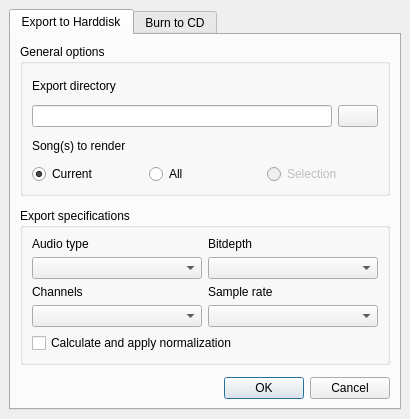
The window that src/traverso/ui/ExportWidget.ui (ErwanLegrand/Traverso-DAW) describes before a commit, drawn with Qt 5.
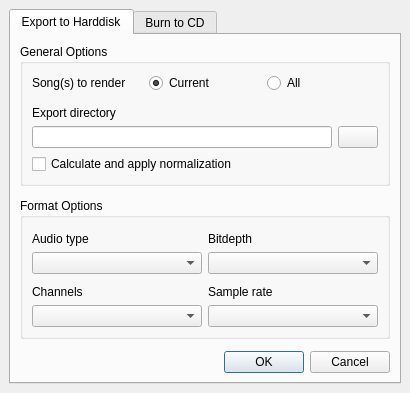
The same window after the commit.

Commit message: Slight Export dialog ui changes

Patch:
```diff
--- a/src/traverso/ui/ExportWidget.ui
+++ b/src/traverso/ui/ExportWidget.ui
@@ -9,7 +9,7 @@
     <x>0</x>
     <y>0</y>
     <width>410</width>
-    <height>419</height>
+    <height>387</height>
    </rect>
   </property>
   <property name="minimumSize" >
@@ -72,7 +72,7 @@
            <item>
             <widget class="QGroupBox" name="generalOptionsGroupBox" >
              <property name="title" >
-              <string>General options</string>
+              <string>General Options</string>
              </property>
              <layout class="QVBoxLayout" >
               <property name="margin" >
@@ -81,11 +81,48 @@
               <property name="spacing" >
                <number>6</number>
               </property>
+              <item>
+               <layout class="QHBoxLayout" >
+                <property name="margin" >
+                 <number>0</number>
+                </property>
+                <property name="spacing" >
+                 <number>6</number>
+                </property>
+                <item>
+                 <widget class="QLabel" name="label_6" >
+                  <property name="text" >
+                   <string>Song(s) to render</string>
+                  </property>
+                 </widget>
+                </item>
+                <item>
+                 <widget class="QRadioButton" name="currentSongButton" >
+                  <property name="text" >
+                   <string>Current</string>
+                  </property>
+                  <property name="checked" >
+                   <bool>true</bool>
+                  </property>
+                 </widget>
+                </item>
+                <item>
+                 <widget class="QRadioButton" name="allSongsButton" >
+                  <property name="text" >
+                   <string>All</string>
+                  </property>
+                 </widget>
+                </item>
+               </layout>
+              </item>
               <item>
                <widget class="QLabel" name="label" >
                 <property name="text" >
                  <string>Export directory</string>
                 </property>
+                <property name="alignment" >
+                 <set>Qt::AlignBottom|Qt::AlignLeading|Qt::AlignLeft</set>
+                </property>
                </widget>
               </item>
               <item>
@@ -118,48 +155,19 @@
                </layout>
               </item>
               <item>
-               <widget class="QLabel" name="label_6" >
-                <property name="text" >
-                 <string>Song(s) to render</string>
+               <widget class="QCheckBox" name="normalizeCheckBox" >
+                <property name="sizePolicy" >
+                 <sizepolicy>
+                  <hsizetype>1</hsizetype>
+                  <vsizetype>5</vsizetype>
+                  <horstretch>0</horstretch>
+                  <verstretch>0</verstretch>
+                 </sizepolicy>
                 </property>
-               </widget>
-              </item>
-              <item>
-               <layout class="QHBoxLayout" >
-                <property name="margin" >
-                 <number>0</number>
-                </property>
-                <property name="spacing" >
-                 <number>6</number>
-                </property>
-                <item>
-                 <widget class="QRadioButton" name="currentSongButton" >
                   <property name="text" >
-                   <string>Current</string>
-                  </property>
-                  <property name="checked" >
-                   <bool>true</bool>
-                  </property>
-                 </widget>
-                </item>
-                <item>
-                 <widget class="QRadioButton" name="allSongsButton" >
-                  <property name="text" >
-                   <string>All</string>
-                  </property>
-                 </widget>
-                </item>
-                <item>
-                 <widget class="QRadioButton" name="selectionSongButton" >
-                  <property name="enabled" >
-                   <bool>false</bool>
-                  </property>
-                  <property name="text" >
-                   <string>Selection</string>
-                  </property>
-                 </widget>
-                </item>
-               </layout>
+                 <string>Calculate and apply normalization</string>
+                </property>
+               </widget>
               </item>
              </layout>
             </widget>
@@ -175,7 +183,7 @@
               </sizepolicy>
              </property>
              <property name="title" >
-              <string>Export specifications</string>
+              <string>Format Options</string>
              </property>
              <layout class="QVBoxLayout" >
               <property name="margin" >
@@ -213,6 +221,9 @@
                     <property name="text" >
                      <string>Audio type</string>
                     </property>
+                    <property name="alignment" >
+                     <set>Qt::AlignBottom|Qt::AlignLeading|Qt::AlignLeft</set>
+                    </property>
                    </widget>
                   </item>
                   <item>
@@ -223,6 +234,9 @@
                     <property name="text" >
                      <string>Channels</string>
                     </property>
+                    <property name="alignment" >
+                     <set>Qt::AlignBottom|Qt::AlignLeading|Qt::AlignLeft</set>
+                    </property>
                    </widget>
                   </item>
                   <item>
@@ -251,6 +265,9 @@
                     <property name="text" >
                      <string>Bitdepth</string>
                     </property>
+                    <property name="alignment" >
+                     <set>Qt::AlignBottom|Qt::AlignLeading|Qt::AlignLeft</set>
+                    </property>
                    </widget>
                   </item>
                   <item>
@@ -261,6 +278,9 @@
                     <property name="text" >
                      <string>Sample rate</string>
                     </property>
+                    <property name="alignment" >
+                     <set>Qt::AlignBottom|Qt::AlignLeading|Qt::AlignLeft</set>
+                    </property>
                    </widget>
                   </item>
                   <item>
@@ -270,13 +290,6 @@
                 </item>
                </layout>
               </item>
-              <item>
-               <widget class="QCheckBox" name="normalizeCheckBox" >
-                <property name="text" >
-                 <string>Calculate and apply normalization</string>
-                </property>
-               </widget>
-              </item>
              </layout>
             </widget>
            </item>
@@ -438,7 +451,7 @@
        <item>
         <widget class="QGroupBox" name="optionsGroupBox" >
          <property name="title" >
-          <string>Options</string>
+          <string>General Options</string>
          </property>
          <layout class="QVBoxLayout" >
           <property name="margin" >
@@ -491,14 +504,7 @@
           <item>
            <widget class="QCheckBox" name="cdDiskExportOnlyCheckBox" >
             <property name="text" >
-             <string>Export to disk only</string>
-            </property>
-           </widget>
-          </item>
-          <item>
-           <widget class="QCheckBox" name="simulateCheckBox" >
-            <property name="text" >
-             <string>Simulate</string>
+             <string>Export to disk only (don't burn)</string>
             </property>
            </widget>
           </item>
@@ -506,13 +512,21 @@
         </widget>
        </item>
        <item>
-        <widget class="QGroupBox" name="groupBox" >
+        <widget class="QGroupBox" name="burnGroupBox" >
          <property name="title" >
           <string>Burning Device</string>
          </property>
-         <layout class="QHBoxLayout" >
+         <layout class="QVBoxLayout" >
           <property name="margin" >
            <number>9</number>
+          </property>
+          <property name="spacing" >
+           <number>6</number>
+          </property>
+          <item>
+           <layout class="QHBoxLayout" >
+            <property name="margin" >
+             <number>0</number>
           </property>
           <property name="spacing" >
            <number>6</number>
@@ -536,11 +550,31 @@
             </property>
            </widget>
           </item>
+           </layout>
+          </item>
+          <item>
+           <layout class="QHBoxLayout" >
+            <property name="margin" >
+             <number>0</number>
+            </property>
+            <property name="spacing" >
+             <number>6</number>
+            </property>
+            <item>
+             <widget class="QCheckBox" name="simulateCheckBox" >
+              <property name="text" >
+               <string>Simulate</string>
+              </property>
+             </widget>
+            </item>
           <item>
            <widget class="QLabel" name="label_9" >
             <property name="text" >
              <string>Speed</string>
             </property>
+              <property name="alignment" >
+               <set>Qt::AlignRight|Qt::AlignTrailing|Qt::AlignVCenter</set>
+              </property>
            </widget>
           </item>
           <item>
@@ -621,6 +655,8 @@
              </property>
             </item>
            </widget>
+            </item>
+           </layout>
           </item>
          </layout>
         </widget>
```
Lines whose indentation alone changed are shown as unchanged. The commit also changes 2 other files.
